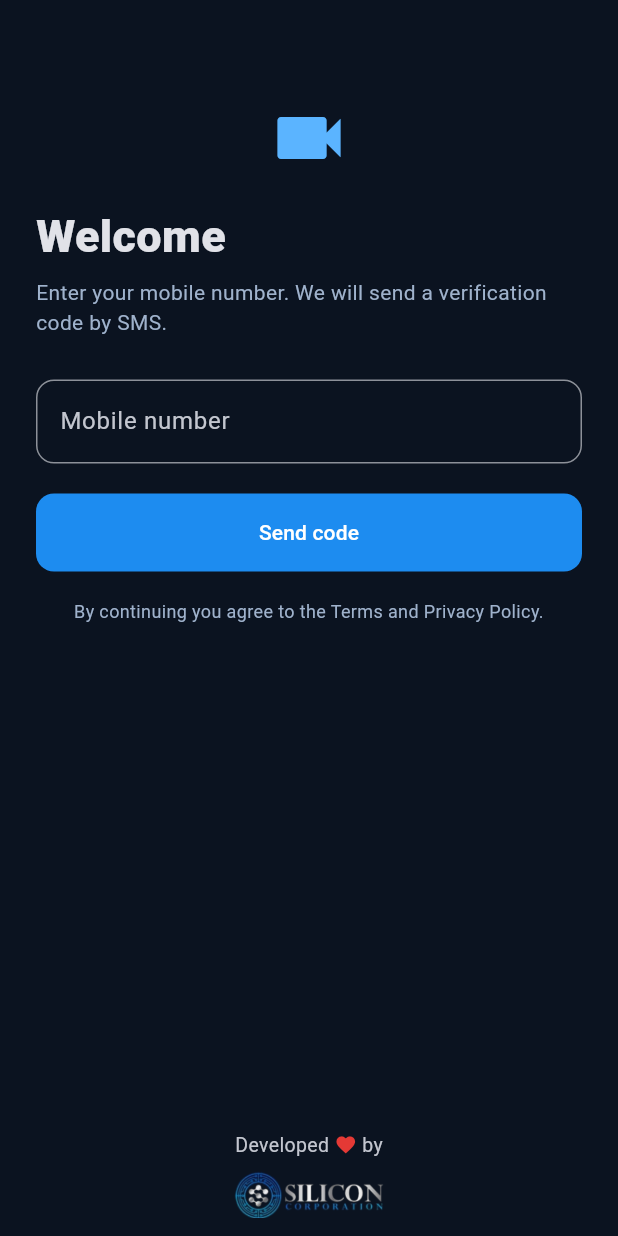
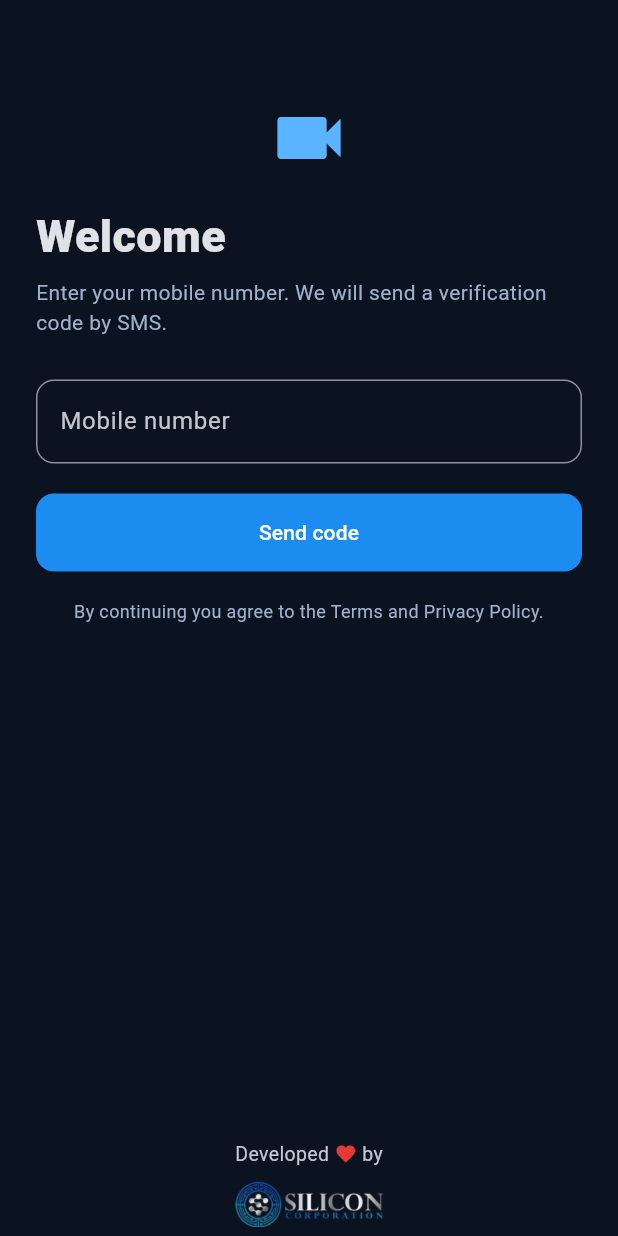
Before and after one commit to 93stark/cctv, a Flutter app: the screen it shows after launch, on a phone screen of 412 x 824 dp. Run offline on Flutter 3.47's test engine with Material 3 defaults, Android fonts, the phone set to English and light mode, and no system bars; our stand-ins replace cached_network_image, dio, flutter_riverpod, flutter_secure_storage, go_router, image_picker and 5 more; network calls fail.

Commit message:
Login footer: always visible, hugs the bottom (and sits right above the keyboard), tighter padding
Co-Authored-By: Claude Sonnet 5.5 <noreply@anthropic.com>
Claude-Session: https://claude.ai/code/session_01UGgdNtF9VYQAPgvziCr5mN

```diff
--- a/mobile_app/lib/features/auth.dart
+++ b/mobile_app/lib/features/auth.dart
@@ -44,8 +44,8 @@ class _LoginState extends ConsumerState<LoginScreen> {
       body: SafeArea(
         child: Column(children: [
           Expanded(child: _form(context)),
-          // Pinned to the bottom like a footer; hidden while the keyboard is open so it never crowds the field.
-          if (MediaQuery.of(context).viewInsets.bottom == 0) const BrandFooter(),
+          // Pinned to the bottom like a footer. It rides just above the keyboard, so it is always visible.
+          const BrandFooter(padding: EdgeInsets.fromLTRB(0, 4, 0, 6)),
         ]),
       ),
     );
--- a/mobile_app/lib/features/widgets.dart
+++ b/mobile_app/lib/features/widgets.dart
@@ -55,15 +55,16 @@ Future<void> openSiliconSite(BuildContext context, [String url = siliconSite]) a
 
 /// "Developed with (red heart) by Silicon Corporation", optionally with the company logo above it.
 class BrandFooter extends StatelessWidget {
-  const BrandFooter({super.key, this.showLogo = true, this.logoWidth = 100});
+  const BrandFooter({super.key, this.showLogo = true, this.logoWidth = 100, this.padding = const EdgeInsets.symmetric(vertical: 12)});
   final bool showLogo;
+  final EdgeInsets padding;
   final double logoWidth;
 
   @override
   Widget build(BuildContext context) {
     final muted = Theme.of(context).colorScheme.onSurfaceVariant;
     return Padding(
-      padding: const EdgeInsets.symmetric(vertical: 12),
+      padding: padding,
       child: Column(mainAxisSize: MainAxisSize.min, children: [
         Row(mainAxisAlignment: MainAxisAlignment.center, children: [
           Text('Developed ', style: TextStyle(color: muted, fontSize: 13)),
```
